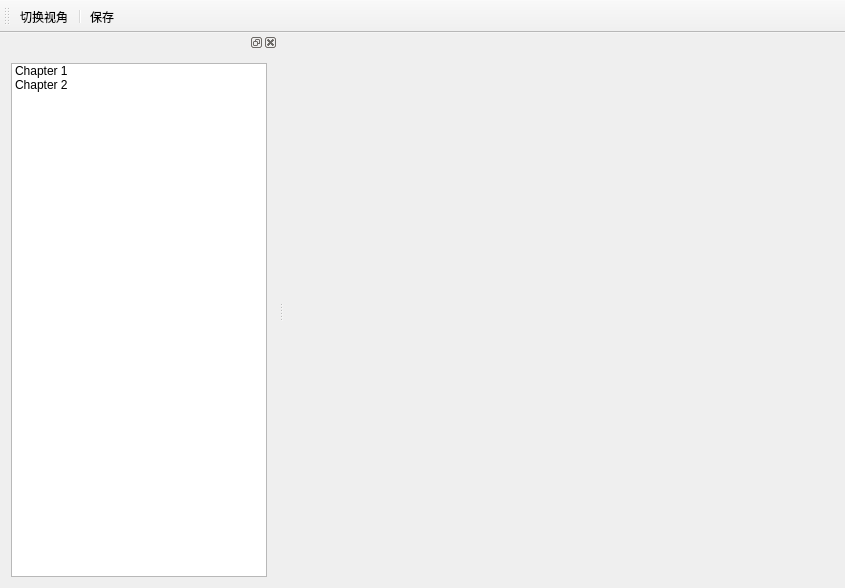
Old version of the form DirectXWithQt/mainwindow.ui in the repository lvke-neu/DXWithQT.
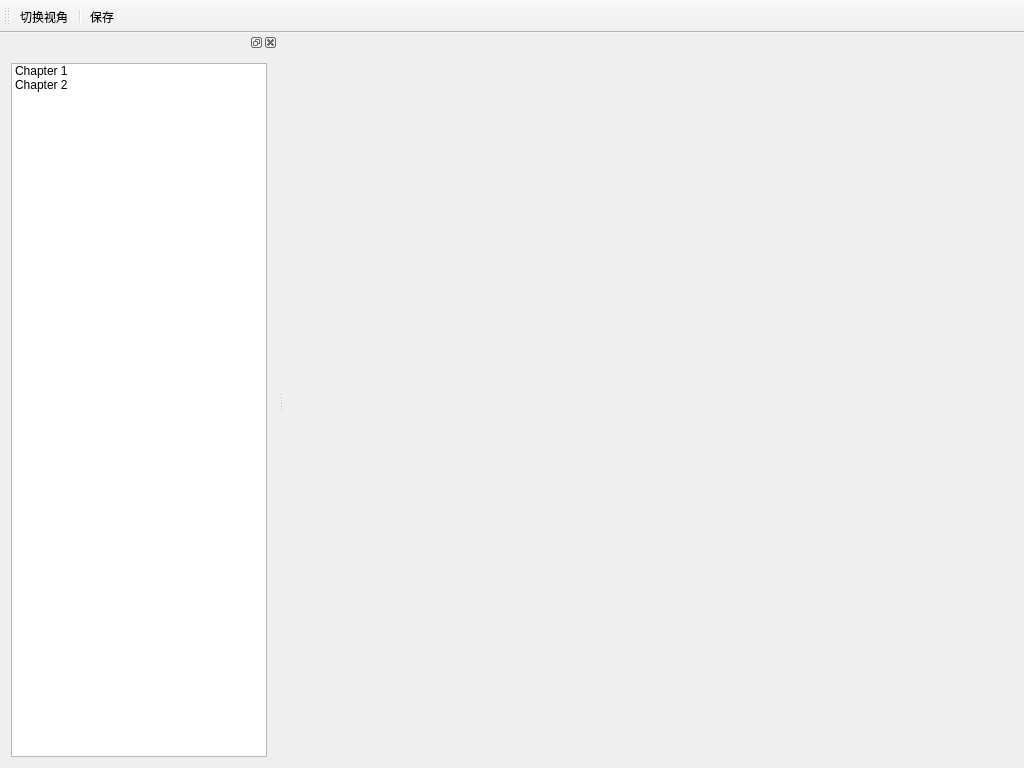
New version of the form.

```diff
--- a/DirectXWithQt/mainwindow.ui
+++ b/DirectXWithQt/mainwindow.ui
@@ -6,8 +6,8 @@
    <rect>
     <x>0</x>
     <y>0</y>
-    <width>845</width>
-    <height>588</height>
+    <width>1024</width>
+    <height>768</height>
    </rect>
   </property>
   <property name="windowTitle">
```
